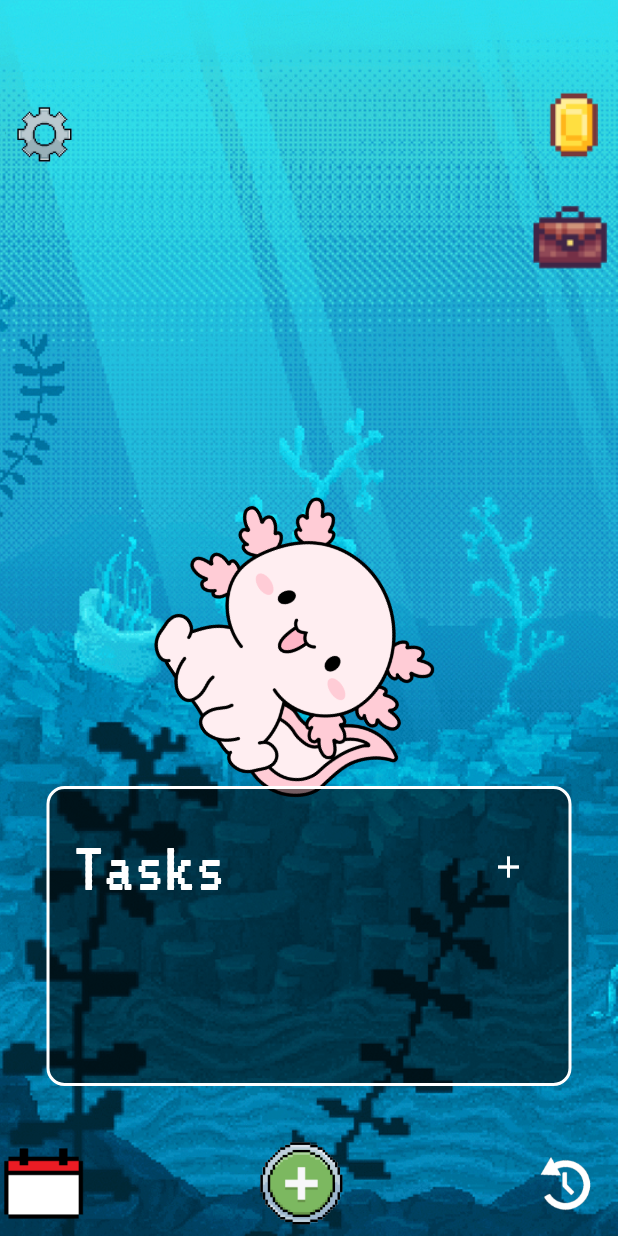
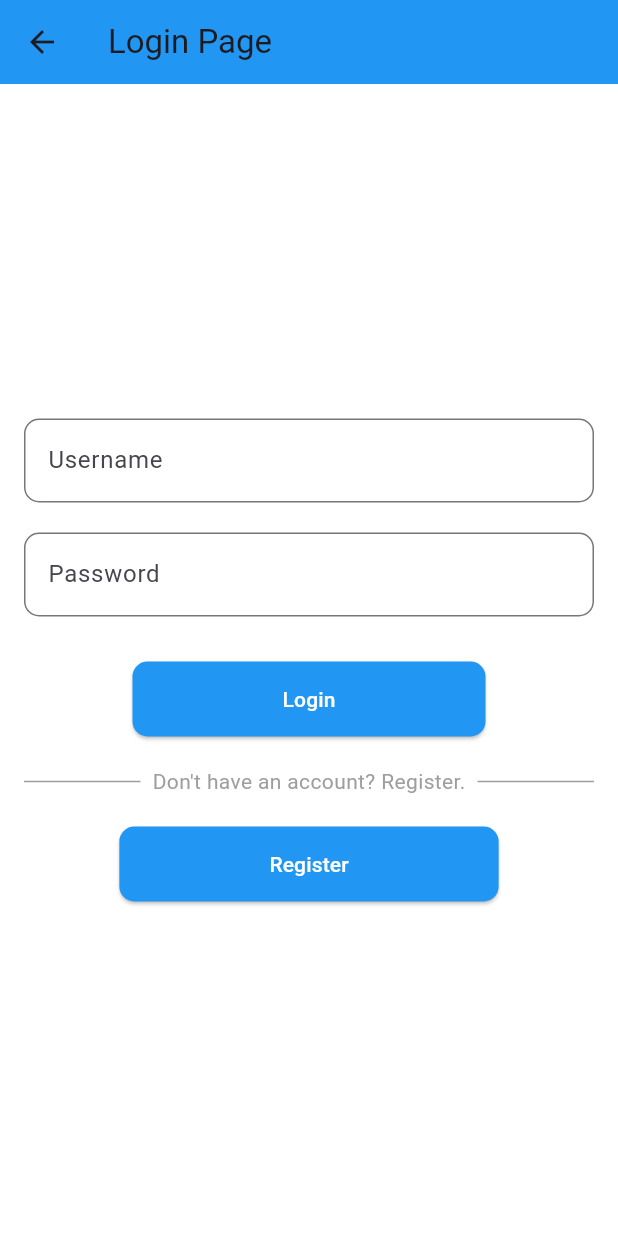
Before and after one commit to Kryptiku/ProTomo, a Flutter app: the screen it shows after launch, on a phone screen of 412 x 824 dp. Run offline on Flutter 3.47's test engine with Material 3 defaults, Android fonts, the phone set to English and light mode, and no system bars; our stand-ins replace flutter_spinkit; missing offline and left inert: flame, flame_audio.

Commit message:
"Added Register and Login"

```diff
--- a/lib/main.dart
+++ b/lib/main.dart
@@ -2,12 +2,16 @@ import 'package:flutter/material.dart';
 import 'package:protomo/pages/focus_mode.dart';
 import 'package:protomo/pages/home.dart';
 import 'package:protomo/pages/loading.dart';
+import 'package:protomo/pages/login.dart';
+import 'package:protomo/pages/register.dart';
 
 void main() => runApp(MaterialApp(
-      initialRoute: '/home',
+      initialRoute: '/login',
       routes: {
         '/': (context) => const Loading(),
         '/home': (context) => const Home(),
         '/focus': (context) => const TimerKnob(),
+        '/login': (context) => LoginPage(),
+        '/register': (context) => RegisterScreen()
       },
     ));
--- /dev/null
+++ b/lib/pages/login.dart
@@ -0,0 +1,164 @@
+import 'package:flutter/material.dart';
+import 'package:protomo/pages/home.dart';
+import 'package:protomo/pages/register.dart';
+
+class LoginPage extends StatelessWidget {
+  final TextEditingController usernameText = TextEditingController();
+  final TextEditingController passwordText = TextEditingController();
+
+  void loginButton(BuildContext context) {
+    String username = usernameText.text;
+    String password = passwordText.text;
+
+    // Check if username and password are correct
+    if (username == 'admin' && password == '12345') {
+      // login is successful, go to main.dart MyCVPage
+      Navigator.pushReplacement(
+        context,
+        MaterialPageRoute(builder: (context) => const Home()),
+      );
+    } else if (username == '' || password == '') {
+      // if the username and/or password is empty go here
+      showDialog(
+        context: context,
+        builder: (BuildContext context) {
+          return AlertDialog(
+            title: const Text("Credentials Invalid!"),
+            content: const Text('Username or Password is empty'),
+            actions: [
+              TextButton(
+                onPressed: () {
+                  Navigator.of(context).pop(); // close the dialog
+                },
+                child: const Text("OK"),
+              ),
+            ],
+          );
+        },
+      );
+    } else {
+      // if wrong password or username, show an error dialog
+      showDialog(
+        context: context,
+        builder: (BuildContext context) {
+          return AlertDialog(
+            title: const Text("Credentials Invalid!"),
+            content: const Text('Invalid username or password entered.'),
+            actions: [
+              TextButton(
+                onPressed: () {
+                  Navigator.of(context).pop(); // Close the dialog
+                },
+                child: const Text("OK"),
+              ),
+            ],
+          );
+        },
+      );
+    }
+  }
+
+  @override
+  Widget build(BuildContext context) {
+    return Scaffold(
+      backgroundColor: Colors.white,
+      appBar: AppBar(
+        title: const Text("Login Page"),
+        backgroundColor: Colors.blue,
+      ),
+      body: Padding(
+        padding: const EdgeInsets.all(16.0),
+        child: Column(
+          mainAxisAlignment: MainAxisAlignment.center,
+          children: [
+            // username textfield
+            TextField(
+              controller: usernameText,
+              decoration: InputDecoration(
+                labelText: 'Username',
+                border: OutlineInputBorder(
+                  borderRadius: BorderRadius.circular(10.0),
+                ),
+              ),
+            ),
+            const SizedBox(height: 20),
+
+            // password textfield
+            TextField(
+              controller: passwordText,
+              obscureText: true, // mask the password
+              decoration: InputDecoration(
+                labelText: 'Password',
+                border: OutlineInputBorder(
+                  borderRadius: BorderRadius.circular(10.0),
+                ),
+              ),
+            ),
+            const SizedBox(height: 30),
+
+            // login button
+            ElevatedButton(
+              onPressed: () => loginButton(context),
+              child: Text("Login"),
+              style: ElevatedButton.styleFrom(
+                backgroundColor: Colors.blue, // button bg color
+                foregroundColor: Colors.white, // button text color
+                padding:
+                    const EdgeInsets.symmetric(horizontal: 100, vertical: 15),
+                shape: RoundedRectangleBorder(
+                  borderRadius: BorderRadius.circular(10.0),
+                ),
+              ),
+            ),
+            const SizedBox(
+              height: 60,
+              width: 500,
+              child: Row(
+                children: [
+                  Expanded(
+                    child: Divider(
+                      thickness: 1,
+                      color: Colors.grey,
+                    ),
+                  ),
+                  Padding(
+                    padding: EdgeInsets.symmetric(horizontal: 8.0),
+                    child: Text(
+                      "Don't have an account? Register.",
+                      style: TextStyle(color: Colors.grey),
+                    ),
+                  ),
+                  Expanded(
+                    child: Divider(
+                      thickness: 1,
+                      color: Colors.grey,
+                    ),
+                  ),
+                ],
+              ),
+            ),
+
+            ElevatedButton(
+              onPressed: () {
+                Navigator.push(
+                  context,
+                  MaterialPageRoute(builder: (context) => RegisterScreen()),
+                );
+              },
+              style: ElevatedButton.styleFrom(
+                backgroundColor: Colors.blue, // button bg color
+                foregroundColor: Colors.white, // button text color
+                padding:
+                    const EdgeInsets.symmetric(horizontal: 100, vertical: 15),
+                shape: RoundedRectangleBorder(
+                  borderRadius: BorderRadius.circular(10.0),
+                ),
+              ),
+              child: const Text("Register"),
+            ),
+          ],
+        ),
+      ),
+    );
+  }
+}
```
Also changed, not shown: lib/pages/register.dart (added, +110 -0 lines).
